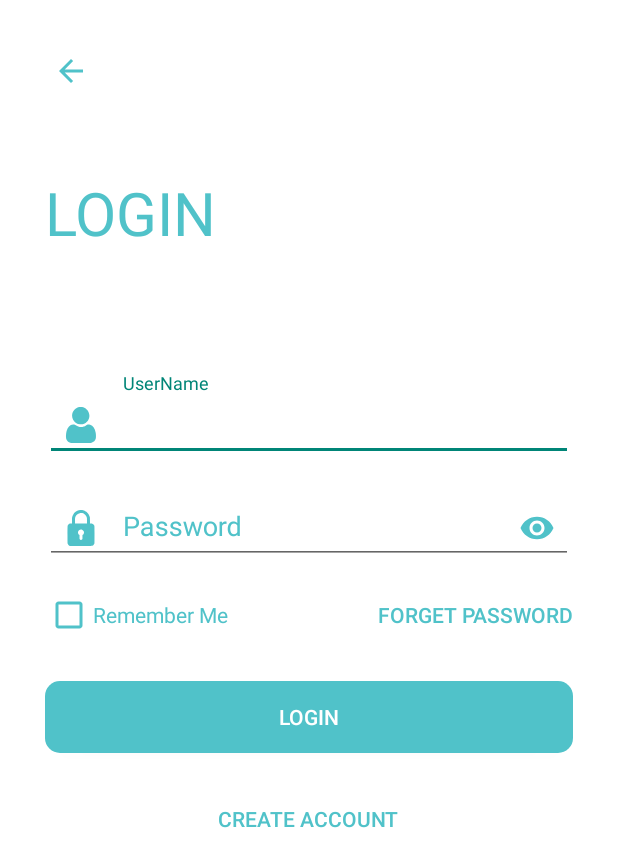
After one commit to KDAHIYA09/Expense-Tracking-Application, an Android app: the LoginScreen screen opened directly, with no data from a screen before it, on a phone screen of 412 x 824 dp. The commit adds this screen. Shown: the top 867 px of the screen. Run offline under Robolectric (Android 15) with nearby library versions, the phone set to English and light mode, and no system bars; Roboto replaces fonts that are not available here.

Commit message:
login screen Create

```diff
--- a/app/src/main/AndroidManifest.xml
+++ b/app/src/main/AndroidManifest.xml
@@ -12,6 +12,9 @@
         android:supportsRtl="true"
         android:theme="@style/Theme.Track_My_Money"
         tools:targetApi="31">
+        <activity
+            android:name=".views.Activities.SignScreen.LoginScreen"
+            android:exported="false" />
         <activity
             android:name=".views.Activities.SignScreen.SliderScreenActivity"
             android:exported="false" />
--- /dev/null
+++ b/app/src/main/java/com/example/track_my_money/views/Activities/SignScreen/LoginScreen.java
@@ -0,0 +1,16 @@
+package com.example.track_my_money.views.Activities.SignScreen;
+
+import androidx.appcompat.app.AppCompatActivity;
+
+import android.os.Bundle;
+
+import com.example.track_my_money.R;
+
+public class LoginScreen extends AppCompatActivity {
+
+    @Override
+    protected void onCreate(Bundle savedInstanceState) {
+        super.onCreate(savedInstanceState);
+        setContentView(R.layout.activity_login_screen);
+    }
+}
--- a/app/src/main/java/com/example/track_my_money/views/Activities/SignScreen/SliderScreenActivity.java
+++ b/app/src/main/java/com/example/track_my_money/views/Activities/SignScreen/SliderScreenActivity.java
@@ -3,10 +3,12 @@ package com.example.track_my_money.views.Activities.SignScreen;
 import androidx.appcompat.app.AppCompatActivity;
 import androidx.viewpager.widget.ViewPager;
 
+import android.app.ActivityOptions;
 import android.content.Intent;
 import android.os.Build;
 import android.os.Bundle;
 import android.text.Html;
+import android.util.Pair;
 import android.view.View;
 import android.widget.Button;
 import android.widget.LinearLayout;
@@ -56,8 +58,20 @@ public class SliderScreenActivity extends AppCompatActivity {
                     mSLideViewPager.setCurrentItem(getitem(1),true);
                 else {
 
-                    Intent i = new Intent(getApplicationContext(),MainActivity.class);
-                    startActivity(i);
+                    Intent i = new Intent(getApplicationContext(),LoginScreen.class);
+
+
+                    Pair[] pairs = new Pair[1];
+                    pairs[0] = new Pair<View, String>(findViewById(R.id.nextbtn), "transition_login");
+
+
+                    if (android.os.Build.VERSION.SDK_INT >= android.os.Build.VERSION_CODES.LOLLIPOP) {
+                        ActivityOptions options = ActivityOptions.makeSceneTransitionAnimation(SliderScreenActivity.this, pairs);
+                        startActivity(i, options.toBundle());
+                    } else {
+                        startActivity(i);
+                    }
+
                     finish();
 
                 }
@@ -71,7 +85,18 @@ public class SliderScreenActivity extends AppCompatActivity {
 
 
                 Intent i = new Intent(getApplicationContext(), MainActivity.class);
-                startActivity(i);
+
+
+                Pair[] pairs = new Pair[1];
+                pairs[0] = new Pair<View, String>(findViewById(R.id.skipButton), "transition_login");
+
+
+                if (android.os.Build.VERSION.SDK_INT >= android.os.Build.VERSION_CODES.LOLLIPOP) {
+                    ActivityOptions options = ActivityOptions.makeSceneTransitionAnimation(SliderScreenActivity.this, pairs);
+                    startActivity(i, options.toBundle());
+                } else {
+                    startActivity(i);
+                }
                 finish();
 
             }
--- /dev/null
+++ b/app/src/main/res/drawable/baseline_arrow_back_24.xml
@@ -0,0 +1,5 @@
+<vector android:autoMirrored="true" android:height="24dp"
+    android:tint="@color/active" android:viewportHeight="24"
+    android:viewportWidth="24" android:width="24dp" xmlns:android="http://schemas.android.com/apk/res/android">
+    <path android:fillColor="@android:color/white" android:pathData="M20,11H7.83l5.59,-5.59L12,4l-8,8 8,8 1.41,-1.41L7.83,13H20v-2z"/>
+</vector>
--- /dev/null
+++ b/app/src/main/res/drawable/button_sig_bg.xml
@@ -0,0 +1,9 @@
+<?xml version="1.0" encoding="utf-8"?>
+<shape xmlns:android="http://schemas.android.com/apk/res/android">
+    <corners
+        android:radius="10dp"
+        />
+    <solid
+        android:color="@color/active"
+        />
+</shape>
--- /dev/null
+++ b/app/src/main/res/drawable/padlock.xml
@@ -0,0 +1,5 @@
+<vector android:height="24dp" android:viewportHeight="512"
+    android:viewportWidth="512" android:width="24dp" xmlns:android="http://schemas.android.com/apk/res/android">
+    <path android:fillColor="@color/active"
+        android:pathData="M242,0.6c-20.8,2.7 -40.7,10.1 -58,21.7 -9.6,6.4 -27.3,24.1 -33.7,33.7 -9.2,13.7 -15.5,28.2 -19.5,45 -1.9,7.7 -2.1,12.5 -2.5,49.7l-0.5,41.3 -10.7,-0c-6.4,-0 -13.1,0.6 -16.6,1.5 -17.2,4.5 -30.5,17.9 -35,35.2 -2.2,8.6 -2.2,238 0,246.6 4.5,17.3 17.8,30.7 35,35.2 5.2,1.3 24.4,1.5 155.5,1.5 164.6,-0 154.9,0.4 167.1,-6.1 11.5,-6.2 21.4,-19.7 23.9,-32.8 0.6,-3.5 1,-46.9 1,-122 0,-127 0.2,-121.8 -5.6,-133.3 -3.6,-7.1 -12.3,-15.9 -19.3,-19.7 -8.4,-4.5 -15.9,-6.1 -28.2,-6.1l-10.7,-0 -0.5,-41.3c-0.4,-37.2 -0.6,-42 -2.5,-49.7 -6.2,-25.7 -17,-45 -35.1,-63.1 -18.5,-18.5 -38,-29.3 -63.1,-35 -8.3,-1.9 -33.1,-3.3 -41,-2.3zM273,44.4c9.4,2 21.5,6.9 28.9,11.8 19.4,12.7 33.9,34.2 38,56.3 0.7,3.5 1.1,20.5 1.1,42.7l0,36.8 -85,-0 -85,-0 0,-37.3c0,-40.6 0.4,-44 5.9,-58.2 10,-26 33.6,-45.9 61.6,-52 8,-1.8 26.4,-1.8 34.5,-0.1zM270.6,280.1c14.8,5.6 24.9,18 27.5,33.8 2.3,14.5 -4.2,30.4 -16.1,39.5l-4.9,3.7 -0.3,27.9 -0.3,27.8 -3,4.4c-9.7,13.8 -30.6,11.8 -37,-3.4 -1.2,-3.1 -1.5,-8.6 -1.5,-30.2l0,-26.4 -5.1,-3.8c-11.8,-9 -18.3,-25 -16,-39.3 3.6,-22.6 23.4,-38.4 45.6,-36.4 3.3,0.3 8.3,1.4 11.1,2.4z" android:strokeColor="#00000000"/>
+</vector>
--- /dev/null
+++ b/app/src/main/res/drawable/user.xml
@@ -0,0 +1,7 @@
+<vector android:height="24dp" android:viewportHeight="512"
+    android:viewportWidth="512" android:width="24dp" xmlns:android="http://schemas.android.com/apk/res/android">
+    <path android:fillColor="@color/active"
+        android:pathData="M233.5,1.5c-27.3,4.2 -51.7,17.2 -70.8,37.5 -21,22.3 -31.9,48.1 -33.4,79 -2.1,43.2 19.1,84.5 55.7,108.4 18,11.8 35.3,17.8 56.3,19.5 38.9,3 72.1,-9.2 98.9,-36.5 21.3,-21.6 32.1,-45.2 34.7,-75.3 3.6,-40.2 -11.6,-77.6 -41.9,-103.8 -19.6,-16.8 -37.6,-25.2 -62.5,-28.8 -12,-1.7 -26,-1.8 -37,-0z" android:strokeColor="#00000000"/>
+    <path android:fillColor="@color/active"
+        android:pathData="M142.7,248.1c-45.2,4.8 -76.6,37.2 -91.2,94.4 -9.7,38.1 -12.2,83.9 -6,109 5.1,20.1 21.8,40.5 41.1,50.3 8.7,4.4 21.2,8 31.7,9.2 6.2,0.8 53.4,1 143.7,0.8l134.5,-0.3 8.5,-2.4c31.6,-8.6 53.2,-29.8 61.1,-59.6 4.1,-15.5 3.6,-52.5 -1.2,-81.7 -10.5,-65 -37.1,-104 -79.2,-116.2 -9.6,-2.8 -26.8,-4.9 -31.9,-3.9 -4.9,0.9 -11.7,4.5 -27.1,14.4 -16.4,10.6 -18.7,11.8 -31,16.4 -14.2,5.3 -25.9,7.6 -39.6,7.6 -14,-0 -24.8,-2 -39,-7 -13.4,-4.8 -14,-5.1 -35,-18.4 -11,-7 -19.2,-11.5 -22.4,-12.4 -5.6,-1.4 -5.6,-1.4 -17,-0.2z" android:strokeColor="#00000000"/>
+</vector>
--- /dev/null
+++ b/app/src/main/res/layout/activity_login_screen.xml
@@ -0,0 +1,213 @@
+<?xml version="1.0" encoding="utf-8"?>
+<ScrollView xmlns:android="http://schemas.android.com/apk/res/android"
+    xmlns:app="http://schemas.android.com/apk/res-auto"
+    xmlns:tools="http://schemas.android.com/tools"
+    android:layout_width="match_parent"
+    android:layout_height="match_parent"
+    android:background="@color/white"
+
+    android:padding="30dp"
+    android:transitionName="transition_login"
+    tools:context=".views.Activities.SignScreen.LoginScreen">
+
+    <LinearLayout
+        android:layout_width="match_parent"
+        android:layout_height="wrap_content"
+        android:orientation="vertical">
+
+
+        <ImageView
+            android:id="@+id/login_back_button"
+            android:layout_width="wrap_content"
+            android:layout_height="wrap_content"
+            android:padding="5dp"
+            android:src="@drawable/baseline_arrow_back_24" />
+
+
+        <TextView
+            android:layout_width="wrap_content"
+            android:layout_height="wrap_content"
+            android:layout_marginTop="50dp"
+
+            android:text="Login"
+            android:textAllCaps="true"
+            android:textColor="@color/active"
+            android:textSize="40sp" />
+
+
+        <LinearLayout
+            android:layout_width="match_parent"
+            android:layout_height="wrap_content"
+            android:layout_marginTop="80dp"
+            android:orientation="vertical">
+
+            <com.google.android.material.textfield.TextInputLayout
+                android:id="@+id/login_UserName"
+                android:layout_width="match_parent"
+                android:layout_height="match_parent"
+                android:background="@color/white"
+                android:hint="UserName"
+                android:textColorHint="@color/active"
+                app:boxStrokeColor="@color/black"
+                app:boxStrokeWidthFocused="2dp"
+                app:endIconMode="clear_text"
+                app:endIconTint="@color/active"
+                app:startIconDrawable="@drawable/user"
+                app:startIconTint="@color/active">
+
+                <com.google.android.material.textfield.TextInputEditText
+                    android:layout_width="match_parent"
+                    android:layout_height="wrap_content"
+                    android:inputType="text"
+                    android:textColor="@color/active"
+
+                    />
+            </com.google.android.material.textfield.TextInputLayout>
+
+            <com.google.android.material.textfield.TextInputLayout
+                android:id="@+id/login_password"
+                android:layout_width="match_parent"
+                android:layout_height="match_parent"
+                android:layout_marginTop="10dp"
+                android:background="@color/white"
+                android:hint="Password"
+                android:textColorHint="@color/active"
+                app:boxStrokeColor="@color/black"
+                app:boxStrokeWidthFocused="2dp"
+                app:endIconMode="password_toggle"
+                app:endIconTint="@color/active"
+                app:startIconDrawable="@drawable/padlock"
+                app:startIconTint="@color/active">
+
+                <com.google.android.material.textfield.TextInputEditText
+                    android:layout_width="match_parent"
+                    android:layout_height="wrap_content"
+                    android:inputType="textPassword"
+                    android:textColor="@color/active"
+
+                    />
+            </com.google.android.material.textfield.TextInputLayout>
+
+
+            <!--            <com.google.android.material.textfield.TextInputLayout-->
+            <!--                android:id="@+id/login_phone_number"-->
+            <!--                style="@style/Widget.MaterialComponents.TextInputLayout.OutlinedBox"-->
+            <!--                android:layout_width="match_parent"-->
+            <!--                android:layout_height="wrap_content"-->
+            <!--                android:hint="UserName"-->
+            <!--                android:textColorHint="@color/black"-->
+            <!--                app:boxStrokeColor="@color/black"-->
+            <!--                app:boxStrokeWidthFocused="2dp"-->
+            <!--                app:endIconMode="clear_text"-->
+            <!--                app:endIconTint="@color/black"-->
+            <!--                app:hintTextColor="@color/black"-->
+
+            <!--                app:startIconTint="@color/black">-->
+
+
+            <!--                <com.google.android.material.textfield.TextInputEditText-->
+            <!--                    android:id="@+id/login_phone_number_editText"-->
+            <!--                    android:layout_width="match_parent"-->
+            <!--                    android:layout_height="match_parent"-->
+
+            <!--                    android:inputType="phone"-->
+            <!--                    android:textColor="@color/black"-->
+            <!--                    android:textCursorDrawable="@null" />-->
+
+
+            <!--            </com.google.android.material.textfield.TextInputLayout>-->
+
+
+            <!--            <com.google.android.material.textfield.TextInputLayout-->
+            <!--                android:id="@+id/login_password"-->
+            <!--                style="@style/Widget.MaterialComponents.TextInputLayout.OutlinedBox"-->
+            <!--                android:layout_width="match_parent"-->
+            <!--                android:layout_height="wrap_content"-->
+            <!--                android:layout_below="@id/login_phone_number"-->
+            <!--                android:hint="Password"-->
+            <!--                android:textColorHint="@color/black"-->
+            <!--                app:boxStrokeColor="@color/black"-->
+            <!--                app:boxStrokeWidthFocused="2dp"-->
+            <!--                app:endIconMode="password_toggle"-->
+            <!--                app:endIconTint="@color/black"-->
+            <!--                app:hintTextColor="@color/black"-->
+
+            <!--                app:startIconTint="@color/black">-->
+
+
+            <!--                <com.google.android.material.textfield.TextInputEditText-->
+            <!--                    android:id="@+id/login_password_editText"-->
+            <!--                    android:layout_width="match_parent"-->
+            <!--                    android:layout_height="match_parent"-->
+
+            <!--                    android:inputType="textPassword"-->
+            <!--                    android:textColor="@color/black" />-->
+
+
+            <!--            </com.google.android.material.textfield.TextInputLayout>-->
+
+
+            <RelativeLayout
+                android:id="@+id/forget_password_block"
+                android:layout_width="match_parent"
+                android:layout_height="wrap_content"
+                android:layout_below="@id/login_password"
+                android:layout_marginTop="10dp">
+
+
+                <CheckBox
+                    android:id="@+id/remember_me"
+                    style="@style/Widget.AppCompat.CompoundButton.CheckBox"
+                    android:layout_width="wrap_content"
+                    android:layout_height="wrap_content"
+                    android:layout_centerVertical="true"
+                    android:buttonTint="@color/active"
+                    android:text="Remember Me"
+                    android:textColor="@color/active" />
+
+
+                <Button
+                    android:layout_width="wrap_content"
+                    android:layout_height="wrap_content"
+                    android:layout_alignParentEnd="true"
+                    android:layout_alignParentRight="true"
+                    android:background="#00000000"
+                    android:text="Forget Password"
+
+                    android:textColor="@color/active" />
+
+
+            </RelativeLayout>
+
+
+            <Button
+                android:id="@+id/letTheUserLogIn"
+                android:layout_width="match_parent"
+                android:layout_height="wrap_content"
+                android:layout_below="@id/forget_password_block"
+                android:layout_marginTop="20dp"
+                android:background="@drawable/button_sig_bg"
+                android:text="login"
+                android:textColor="@color/white" />
+
+
+            <Button
+                android:layout_width="wrap_content"
+                android:layout_height="wrap_content"
+                android:layout_below="@id/letTheUserLogIn"
+                android:layout_centerHorizontal="true"
+                android:layout_gravity="center"
+                android:layout_marginTop="20dp"
+                android:background="#00000000"
+                android:text="Create Account"
+
+                android:textColor="@color/active" />
+
+
+        </LinearLayout>
+
+
+    </LinearLayout>
+
+
+</ScrollView>
--- a/app/src/main/res/layout/activity_slider_screen.xml
+++ b/app/src/main/res/layout/activity_slider_screen.xml
@@ -5,11 +5,12 @@
     android:layout_width="match_parent"
     android:layout_height="match_parent"
     android:background="@color/background"
-    tools:context=".MainActivity">
+    tools:context=".views.Activities.SignScreen.SliderScreenActivity">
 
     <Button
         android:id="@+id/skipButton"
         android:layout_width="wrap_content"
+        android:transitionName="transition_login"
         android:layout_height="wrap_content"
         android:background="#00000000"
         android:text="Skip"
@@ -60,6 +61,7 @@
         android:layout_height="wrap_content"
         android:background="#00000000"
         android:textColor="@color/white"
+        android:transitionName="transition_login"
         android:text="Next"
         app:layout_constraintBottom_toBottomOf="parent"
         app:layout_constraintEnd_toEndOf="@+id/ellipse2" />
--- a/app/src/main/res/values/strings.xml
+++ b/app/src/main/res/values/strings.xml
@@ -17,5 +17,6 @@
     <string name="desc_two">Achieve financial goals faster with AI-driven analysis, personalized budget suggestions, and actionable insights.</string>
     <string name="desc_three">Capture and attach receipts to expenses, keeping your financial records organized and readily accessible.</string>
     <string name="desc_fourth">Easily manage shared finances, whether with roommates or colleagues, while syncing accounts across devices for a clear overview.</string>
+    <string name="userName">UserName</string>
 
 </resources>
--- a/app/src/main/res/values/themes.xml
+++ b/app/src/main/res/values/themes.xml
@@ -19,6 +19,8 @@
         <item name="android:color">@color/inactivedark</item>
     </style>
 
+
+
     <color name="orangedark">#9C3612</color>
     <color name="inactivedark">#4DDBE4</color>
 </resources>
```
